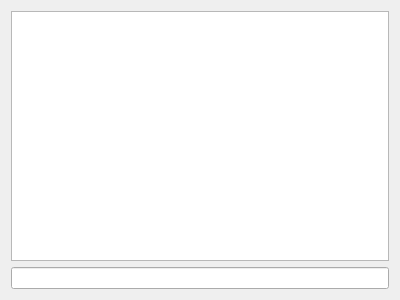
The window that src/components/jsscripting/ScriptConsoleView.ui (yudjin87/tour_du_monde) describes before a commit, drawn with Qt 5.
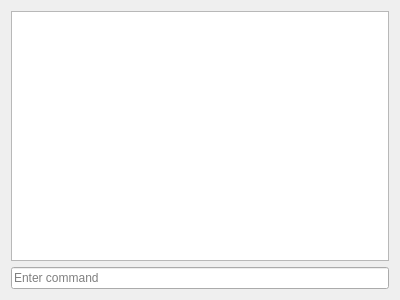
The same window after the commit.

What changed in the file:
```diff
--- a/src/components/jsscripting/ScriptConsoleView.ui
+++ b/src/components/jsscripting/ScriptConsoleView.ui
@@ -22,7 +22,11 @@
     </widget>
    </item>
    <item>
-    <widget class="QLineEdit" name="lineEdit"/>
+    <widget class="QLineEdit" name="commandEdit">
+     <property name="placeholderText">
+      <string>Enter command</string>
+     </property>
+    </widget>
    </item>
   </layout>
  </widget>
```
Left out of the diff: 8 changed lines with no effect on the pictures.
